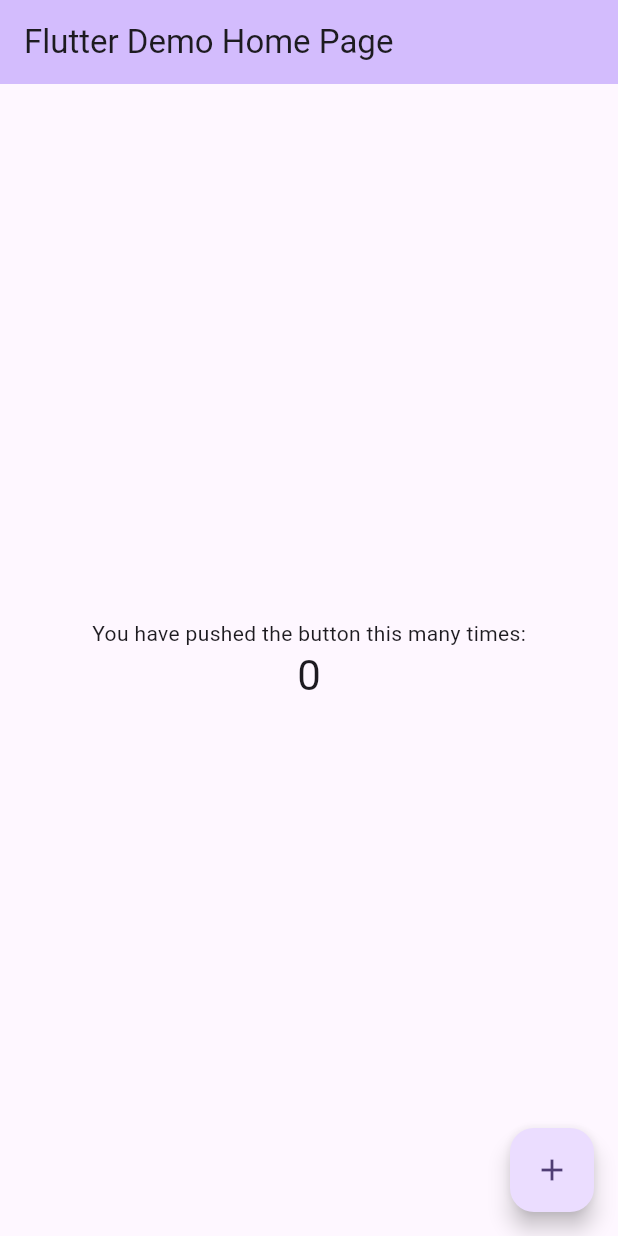
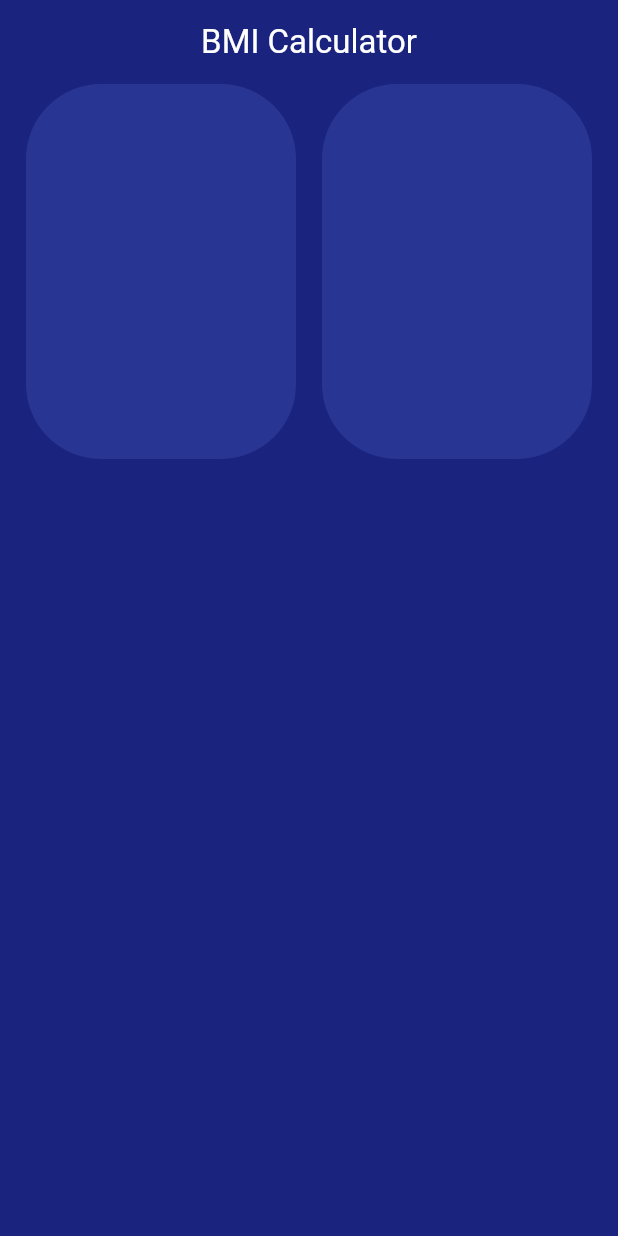
Before and after one commit to kareem-nehad/bmi_amit, a Flutter app: the screen it shows after launch, on a phone screen of 412 x 824 dp. Run offline on Flutter 3.47's test engine with Material 3 defaults, Android fonts, the phone set to English and light mode, and no system bars.

Commit message:
update title

```diff
--- /dev/null
+++ b/lib/calculator.dart
@@ -0,0 +1,46 @@
+import 'package:flutter/material.dart';
+
+class CalculatorPage extends StatelessWidget {
+  const CalculatorPage({super.key});
+
+  @override
+  Widget build(BuildContext context) {
+    return  Scaffold(
+      backgroundColor: Colors.indigo[900],
+      appBar: AppBar(
+        title: const Text( 'BMI Calculator',
+          style: TextStyle(
+            color: Colors.white,
+          ),
+        ),
+        centerTitle: true,
+        backgroundColor: Colors.indigo[900],
+      ),
+        body: Column(
+          mainAxisAlignment: MainAxisAlignment.start,
+          children: [
+            Row(
+              mainAxisAlignment: MainAxisAlignment.spaceEvenly,
+              children: [
+                Container(
+                  height: 250,
+                  width: 180,
+                  decoration: BoxDecoration(
+                      color: Colors.indigo[800],
+                    borderRadius: BorderRadius.circular(50)
+                  ),
+                ),
+                Container(
+                    height: 250,
+                    width: 180,
+                    decoration: BoxDecoration(
+                        color: Colors.indigo[800],
+                        borderRadius: BorderRadius.circular(50)
+                    ),) ]
+            )
+          ],
+        ),
+
+      );
+  }
+}
--- a/lib/main.dart
+++ b/lib/main.dart
@@ -1,125 +1,28 @@
+import 'package:bmi_amit/calculator.dart';
 import 'package:flutter/material.dart';
 
 void main() {
-  runApp(const MyApp());
+  runApp(const BMIApp());
 }
 
-class MyApp extends StatelessWidget {
-  const MyApp({super.key});
+class BMIApp extends StatelessWidget {
+  const BMIApp({super.key});
 
   // This widget is the root of your application.
   @override
   Widget build(BuildContext context) {
     return MaterialApp(
-      title: 'Mahmoud Project',
+      title: 'BMI App',
       theme: ThemeData(
         // This is the theme of your application.
-        //
-        // TRY THIS: Try running your application with "flutter run". You'll see
-        // the application has a purple toolbar. Then, without quitting the app,
-        // try changing the seedColor in the colorScheme below to Colors.green
-        // and then invoke "hot reload" (save your changes or press the "hot
-        // reload" button in a Flutter-supported IDE, or press "r" if you used
-        // the command line to start the app).
-        //
-        // Notice that the counter didn't reset back to zero; the application
-        // state is not lost during the reload. To reset the state, use hot
-        // restart instead.
-        //
-        // This works for code too, not just values: Most code changes can be
-        // tested with just a hot reload.
+
         colorScheme: ColorScheme.fromSeed(seedColor: Colors.deepPurple),
         useMaterial3: true,
       ),
-      home: const MyHomePage(title: 'Flutter Demo Home Page'),
+      initialRoute: "/",
+      routes: {
+        "/" : (context) => CalculatorPage(),
+      },
     );
   }
 }
-
-class MyHomePage extends StatefulWidget {
-  const MyHomePage({super.key, required this.title});
-
-  // This widget is the home page of your application. It is stateful, meaning
-  // that it has a State object (defined below) that contains fields that affect
-  // how it looks.
-
-  // This class is the configuration for the state. It holds the values (in this
-  // case the title) provided by the parent (in this case the App widget) and
-  // used by the build method of the State. Fields in a Widget subclass are
-  // always marked "final".
-
-  final String title;
-
-  @override
-  State<MyHomePage> createState() => _MyHomePageState();
-}
-
-class _MyHomePageState extends State<MyHomePage> {
-  int _counter = 0;
-
-  void _incrementCounter() {
-    setState(() {
-      // This call to setState tells the Flutter framework that something has
-      // changed in this State, which causes it to rerun the build method below
-      // so that the display can reflect the updated values. If we changed
-      // _counter without calling setState(), then the build method would not be
-      // called again, and so nothing would appear to happen.
-      _counter++;
-    });
-  }
-
-  @override
-  Widget build(BuildContext context) {
-    // This method is rerun every time setState is called, for instance as done
-    // by the _incrementCounter method above.
-    //
-    // The Flutter framework has been optimized to make rerunning build methods
-    // fast, so that you can just rebuild anything that needs updating rather
-    // than having to individually change instances of widgets.
-    return Scaffold(
-      appBar: AppBar(
-        // TRY THIS: Try changing the color here to a specific color (to
-        // Colors.amber, perhaps?) and trigger a hot reload to see the AppBar
-        // change color while the other colors stay the same.
-        backgroundColor: Theme.of(context).colorScheme.inversePrimary,
-        // Here we take the value from the MyHomePage object that was created by
-        // the App.build method, and use it to set our appbar title.
-        title: Text(widget.title),
-      ),
-      body: Center(
-        // Center is a layout widget. It takes a single child and positions it
-        // in the middle of the parent.
-        child: Column(
-          // Column is also a layout widget. It takes a list of children and
-          // arranges them vertically. By default, it sizes itself to fit its
-          // children horizontally, and tries to be as tall as its parent.
-          //
-          // Column has various properties to control how it sizes itself and
-          // how it positions its children. Here we use mainAxisAlignment to
-          // center the children vertically; the main axis here is the vertical
-          // axis because Columns are vertical (the cross axis would be
-          // horizontal).
-          //
-          // TRY THIS: Invoke "debug painting" (choose the "Toggle Debug Paint"
-          // action in the IDE, or press "p" in the console), to see the
-          // wireframe for each widget.
-          mainAxisAlignment: MainAxisAlignment.center,
-          children: <Widget>[
-            const Text(
-              'You have pushed the button this many times:',
-            ),
-            Text(
-              '$_counter',
-              style: Theme.of(context).textTheme.headlineMedium,
-            ),
-          ],
-        ),
-      ),
-      floatingActionButton: FloatingActionButton(
-        onPressed: _incrementCounter,
-        tooltip: 'Increment',
-        child: const Icon(Icons.add),
-      ), // This trailing comma makes auto-formatting nicer for build methods.
-    );
-  }
-}
```
Also changed, not shown: 1 other file.
